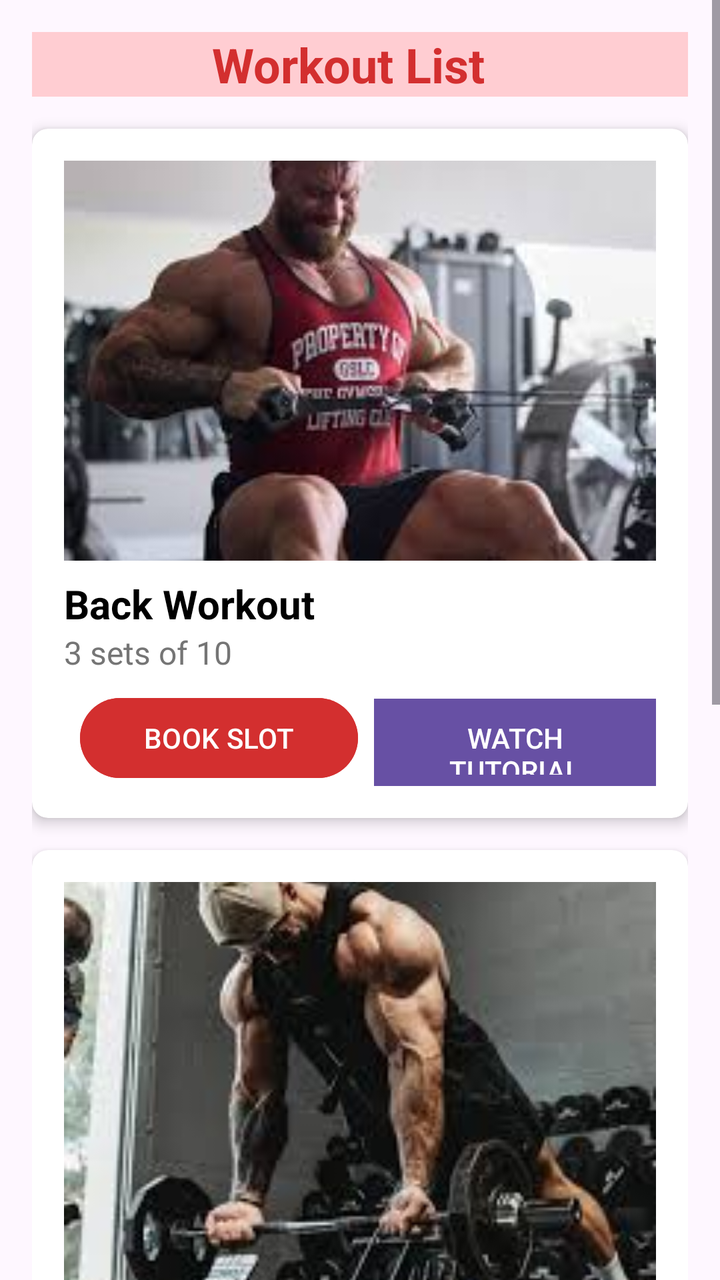
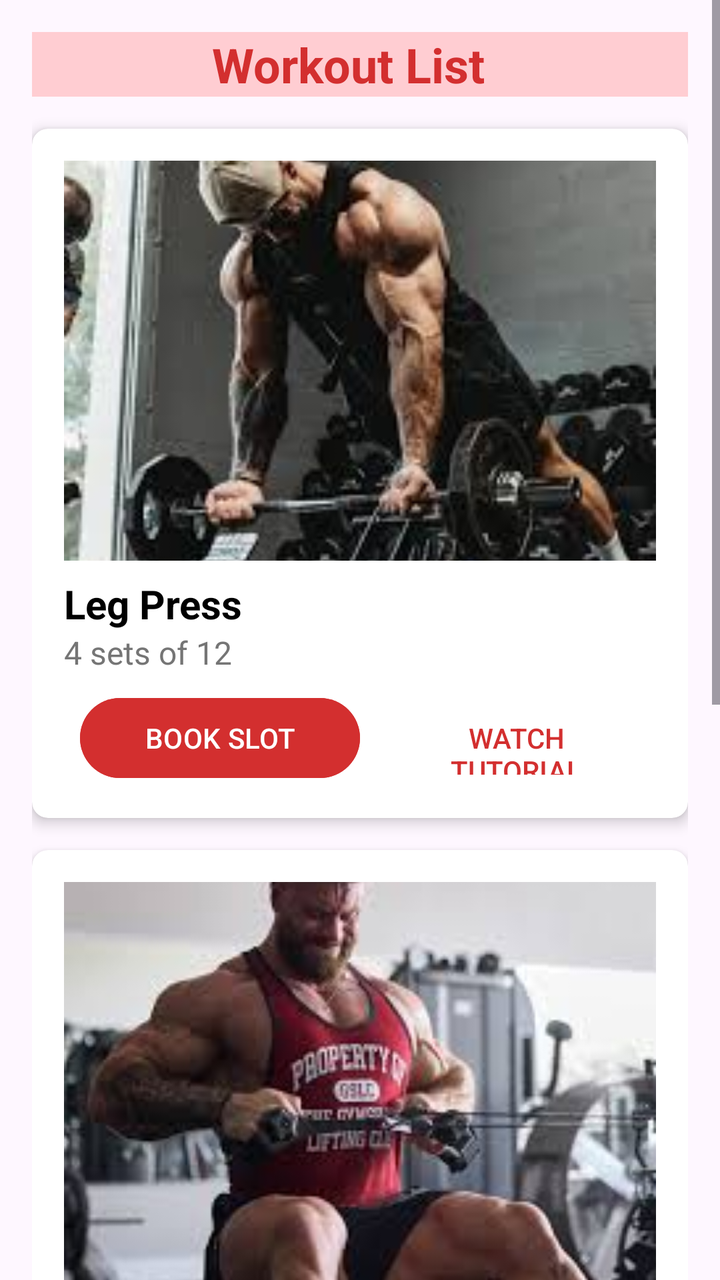

An Android layout rendered at two revisions. The XML below is the earlier revision; the diff shows what the commit changed to produce the second picture.
<!-- AndroidManifest.xml: application theme Theme._21l_5812_A1 -->
<!-- res/layout/activity_workout.xml -->
<?xml version="1.0" encoding="utf-8"?>
<ScrollView xmlns:android="http://schemas.android.com/apk/res/android"
    xmlns:app="http://schemas.android.com/apk/res-auto"
    xmlns:tools="http://schemas.android.com/tools"
    android:id="@+id/main"
    android:layout_width="match_parent"
    android:layout_height="match_parent"
    tools:context=".Workout_Activity">
<LinearLayout
    android:layout_width="match_parent"
    android:layout_height="wrap_content"
    android:orientation="vertical"
    android:padding="16dp">
    <TextView
        android:paddingStart="90dp"
        android:background="@color/light_red"
        android:layout_width="match_parent"
        android:layout_height="wrap_content"
        android:text="Workout List"
        android:textSize="24sp"
        android:textColor="@color/primary_red"
        android:textStyle="bold"
        android:layout_marginBottom="16dp"
        tools:ignore="HardcodedText,RtlSymmetry" />
    <androidx.cardview.widget.CardView
        android:layout_width="match_parent"
        android:layout_height="wrap_content"
        android:layout_marginBottom="16dp"
        app:cardCornerRadius="8dp"
        app:cardElevation="4dp">

        <LinearLayout
            android:layout_width="match_parent"
            android:layout_height="wrap_content"
            android:orientation="vertical"
            android:padding="16dp">

            <ImageView
                android:id="@+id/imgLegPress"
                android:layout_width="match_parent"
                android:layout_height="200dp"
                android:contentDescription="Workout"
                android:scaleType="centerCrop"
                android:src="@drawable/back_workout"
                tools:ignore="HardcodedText" />

            <TextView
                android:id="@+id/txtLegPressName"
                android:layout_width="wrap_content"
                android:layout_height="wrap_content"
                android:layout_marginTop="8dp"
                android:text="Back Workout"
                android:textColor="@color/black"
                android:textSize="20sp"
                android:textStyle="bold"
                tools:ignore="HardcodedText" />

            <TextView
                android:id="@+id/txtLegPressInfo"
                android:layout_width="wrap_content"
                android:layout_height="wrap_content"
                android:layout_marginBottom="8dp"
                android:text="3 sets of 10"
                android:textColor="@color/gray"
                android:textSize="16sp"
                tools:ignore="HardcodedText" />

            <LinearLayout
                style="?android:attr/buttonBarStyle"
                android:layout_width="match_parent"
                android:layout_height="wrap_content"
                android:orientation="horizontal"
                android:weightSum="2">

                <Button
                    android:id="@+id/btnChestBook"
                    style="?android:attr/buttonBarButtonStyle"
                    android:layout_width="0dp"
                    android:layout_height="48dp"
                    android:layout_marginEnd="8dp"
                    android:layout_weight="1"
                    android:backgroundTint="@color/primary_red"
                    android:text="BOOK SLOT"
                    android:textColor="@color/white"
                    android:textSize="14sp"
                    tools:ignore="HardcodedText" />

                <Button
                    android:id="@+id/btnChestTutorial"
                    style="@style/Widget.AppCompat.Button.Borderless"
                    android:layout_width="2dp"
                    android:layout_height="48dp"
                    android:layout_weight="1"
                    android:background="@color/black"
                    android:backgroundTint="@color/white"
                    android:text="WATCH TUTORIAL"
                    android:textColor="@color/white"
                    android:textSize="14sp"
                    tools:ignore="HardcodedText" />

            </LinearLayout>

        </LinearLayout>

    </androidx.cardview.widget.CardView>


    <androidx.cardview.widget.CardView
        android:layout_width="match_parent"
        android:layout_height="wrap_content"
        android:layout_marginBottom="16dp"
        app:cardCornerRadius="8dp"
        app:cardElevation="4dp">

        <LinearLayout
            android:layout_width="match_parent"
            android:layout_height="wrap_content"
            android:orientation="vertical"
            android:padding="16dp">

            <ImageView
                android:contentDescription="Workout"
                android:id="@+id/bicep"
                android:layout_width="match_parent"
                android:layout_height="200dp"
                android:scaleType="centerCrop"
                android:src="@drawable/biceps_workout"
                tools:ignore="HardcodedText" />

            <TextView
                android:id="@+id/txtbicep"
                android:layout_width="wrap_content"
                android:layout_height="wrap_content"
                android:text="Biceps Workout"
                android:textSize="20sp"
                android:textColor="@color/black"
                android:textStyle="bold"
                android:layout_marginTop="8dp"
                tools:ignore="HardcodedText" />

            <TextView
                android:id="@+id/txtbicepinfo"
                android:layout_width="wrap_content"
                android:layout_height="wrap_content"
                android:text="3 sets of 10"
                android:textSize="16sp"
                android:textColor="@color/gray"
                android:layout_marginBottom="8dp"
                tools:ignore="HardcodedText" />

            <LinearLayout
                style="?android:attr/buttonBarStyle"
                android:layout_width="match_parent"
                android:layout_height="wrap_content"
                android:orientation="horizontal"
                android:weightSum="2">

                <Button
                    android:id="@+id/btnbicep"
                    style="?android:attr/buttonBarButtonStyle"
                    android:layout_width="0dp"
                    android:layout_height="48dp"
                    android:layout_weight="1"
                    android:layout_marginEnd="8dp"
                    android:text="BOOK SLOT"
                    android:backgroundTint="@color/primary_red"
                    android:textColor="@color/white"
                    android:textSize="14sp"
                    tools:ignore="HardcodedText" />

                <Button
                    android:id="@+id/btnbicep_tut"
                    android:layout_width="2dp"
                    android:layout_height="48dp"
                    android:layout_weight="1"
                    android:text="WATCH TUTORIAL"
                    android:backgroundTint="@color/white"
                    android:textColor="@color/white"
                    android:textSize="14sp"
                    style="@style/Widget.AppCompat.Button.Borderless"
                    android:background="@color/black"
                    tools:ignore="HardcodedText" />

            </LinearLayout>

        </LinearLayout>

    </androidx.cardview.widget.CardView>
    <androidx.cardview.widget.CardView
        android:layout_width="match_parent"
        android:layout_height="wrap_content"
        android:layout_marginBottom="16dp"
        app:cardCornerRadius="8dp"
        app:cardElevation="4dp">

        <LinearLayout
            android:layout_width="match_parent"
            android:layout_height="wrap_content"
            android:orientation="vertical"
            android:padding="16dp">

            <ImageView
                android:contentDescription="Workout"
                android:id="@+id/Arms_workout"
                android:layout_width="match_parent"
                android:layout_height="200dp"
                android:scaleType="centerCrop"
                android:src="@drawable/biceps_workout"
                tools:ignore="HardcodedText" />

            <TextView
                android:id="@+id/txtArms_Workout"
                android:layout_width="wrap_content"
                android:layout_height="wrap_content"
                android:text="Arms Workout"
                android:textSize="20sp"
                android:textColor="@color/black"
                android:textStyle="bold"
                android:layout_marginTop="8dp"
                tools:ignore="HardcodedText" />

            <TextView
                android:id="@+id/txtArms_info"
                android:layout_width="wrap_content"
                android:layout_height="wrap_content"
                android:text="5 sets of 10"
                android:textSize="16sp"
                android:textColor="@color/gray"
                android:layout_marginBottom="8dp"
                tools:ignore="HardcodedText" />

            <LinearLayout
                style="?android:attr/buttonBarStyle"
                android:layout_width="match_parent"
                android:layout_height="wrap_content"
                android:orientation="horizontal"
                android:weightSum="2">

                <Button
                    android:id="@+id/btnArmsBook"
                    style="?android:attr/buttonBarButtonStyle"
                    android:layout_width="0dp"
                    android:layout_height="48dp"
                    android:layout_weight="1"
                    android:layout_marginEnd="8dp"
                    android:text="BOOK SLOT"
                    android:backgroundTint="@color/primary_red"
                    android:textColor="@color/white"
                    android:textSize="14sp"
                    tools:ignore="HardcodedText" />

                <Button
                    android:id="@+id/btnArmsTutorial"
                    android:layout_width="2dp"
                    android:layout_height="48dp"
                    android:layout_weight="1"
                    android:text="WATCH TUTORIAL"
                    android:backgroundTint="@color/white"
                    android:textColor="@color/white"
                    android:textSize="14sp"
                    style="@style/Widget.AppCompat.Button.Borderless"
                    android:background="@color/black"
                    tools:ignore="HardcodedText" />

            </LinearLayout>

        </LinearLayout>

    </androidx.cardview.widget.CardView>


</LinearLayout>
</ScrollView>
<!-- resources referenced by this layout -->
<resources>
  <color name="black">#000000</color>
  <color name="gray">#757575</color>
  <color name="light_red">#FFCDD2</color>
  <color name="primary_red">#D32F2F</color>
  <color name="white">#FFFFFF</color>
  <!-- drawable back_workout: jpg bitmap (drawable, 8445 bytes) -->
  <!-- drawable biceps_workout: jpg bitmap (drawable, 9092 bytes) -->
  <style name="Theme._21l_5812_A1" parent="Base.Theme._21l_5812_A1" />
  <style name="Base.Theme._21l_5812_A1" parent="Theme.Material3.DayNight.NoActionBar">
          
          
      </style>
</resources>

<!-- the commit's change to res/layout/activity_workout.xml (unified diff, before → after) -->
@@ -41,7 +41,7 @@
                 android:layout_height="200dp"
                 android:contentDescription="Workout"
                 android:scaleType="centerCrop"
-                android:src="@drawable/back_workout"
+                android:src="@drawable/biceps_workout"
                 tools:ignore="HardcodedText" />
 
             <TextView
@@ -49,7 +49,7 @@
                 android:layout_width="wrap_content"
                 android:layout_height="wrap_content"
                 android:layout_marginTop="8dp"
-                android:text="Back Workout"
+                android:text="Leg Press"
                 android:textColor="@color/black"
                 android:textSize="20sp"
                 android:textStyle="bold"
@@ -60,7 +60,7 @@
                 android:layout_width="wrap_content"
                 android:layout_height="wrap_content"
                 android:layout_marginBottom="8dp"
-                android:text="3 sets of 10"
+                android:text="4 sets of 12"
                 android:textColor="@color/gray"
                 android:textSize="16sp"
                 tools:ignore="HardcodedText" />
@@ -73,7 +73,7 @@
                 android:weightSum="2">
 
                 <Button
-                    android:id="@+id/btnChestBook"
+                    android:id="@+id/btnLegPressBook"
                     style="?android:attr/buttonBarButtonStyle"
                     android:layout_width="0dp"
                     android:layout_height="48dp"
@@ -86,15 +86,13 @@
                     tools:ignore="HardcodedText" />
 
                 <Button
-                    android:id="@+id/btnChestTutorial"
+                    android:id="@+id/btnLegPressTutorial"
                     style="@style/Widget.AppCompat.Button.Borderless"
-                    android:layout_width="2dp"
-                    android:layout_height="48dp"
-                    android:layout_weight="1"
-                    android:background="@color/black"
-                    android:backgroundTint="@color/white"
+                    android:layout_width="0dp"
+                    android:layout_height="48dp"
+                    android:layout_weight="1"
                     android:text="WATCH TUTORIAL"
-                    android:textColor="@color/white"
+                    android:textColor="@color/primary_red"
                     android:textSize="14sp"
                     tools:ignore="HardcodedText" />
 
@@ -120,18 +118,18 @@
 
             <ImageView
                 android:contentDescription="Workout"
-                android:id="@+id/bicep"
+                android:id="@+id/imgLatPulldown"
                 android:layout_width="match_parent"
                 android:layout_height="200dp"
                 android:scaleType="centerCrop"
-                android:src="@drawable/biceps_workout"
-                tools:ignore="HardcodedText" />
-
-            <TextView
-                android:id="@+id/txtbicep"
-                android:layout_width="wrap_content"
-                android:layout_height="wrap_content"
-                android:text="Biceps Workout"
+                android:src="@drawable/back_workout"
+                tools:ignore="HardcodedText" />
+
+            <TextView
+                android:id="@+id/txtLatPulldownName"
+                android:layout_width="wrap_content"
+                android:layout_height="wrap_content"
+                android:text="Lat Pulldown"
                 android:textSize="20sp"
                 android:textColor="@color/black"
                 android:textStyle="bold"
@@ -139,7 +137,7 @@
                 tools:ignore="HardcodedText" />
 
             <TextView
-                android:id="@+id/txtbicepinfo"
+                android:id="@+id/txtLatPulldownInfo"
                 android:layout_width="wrap_content"
                 android:layout_height="wrap_content"
                 android:text="3 sets of 10"
@@ -156,7 +154,7 @@
                 android:weightSum="2">
 
                 <Button
-                    android:id="@+id/btnbicep"
+                    android:id="@+id/btnLatPulldownBook"
                     style="?android:attr/buttonBarButtonStyle"
                     android:layout_width="0dp"
                     android:layout_height="48dp"
@@ -169,16 +167,14 @@
                     tools:ignore="HardcodedText" />
 
                 <Button
-                    android:id="@+id/btnbicep_tut"
-                    android:layout_width="2dp"
+                    android:id="@+id/btnLatPulldownTutorial"
+                    android:layout_width="0dp"
                     android:layout_height="48dp"
                     android:layout_weight="1"
                     android:text="WATCH TUTORIAL"
-                    android:backgroundTint="@color/white"
-                    android:textColor="@color/white"
+                    android:textColor="@color/primary_red"
                     android:textSize="14sp"
                     style="@style/Widget.AppCompat.Button.Borderless"
-                    android:background="@color/black"
                     tools:ignore="HardcodedText" />
 
             </LinearLayout>
@@ -201,7 +197,7 @@
 
             <ImageView
                 android:contentDescription="Workout"
-                android:id="@+id/Arms_workout"
+                android:id="@+id/imgChestPress"
                 android:layout_width="match_parent"
                 android:layout_height="200dp"
                 android:scaleType="centerCrop"
@@ -209,10 +205,10 @@
                 tools:ignore="HardcodedText" />
 
             <TextView
-                android:id="@+id/txtArms_Workout"
-                android:layout_width="wrap_content"
-                android:layout_height="wrap_content"
-                android:text="Arms Workout"
+                android:id="@+id/txtChestPressName"
+                android:layout_width="wrap_content"
+                android:layout_height="wrap_content"
+                android:text="Chest Press"
                 android:textSize="20sp"
                 android:textColor="@color/black"
                 android:textStyle="bold"
@@ -220,10 +216,10 @@
                 tools:ignore="HardcodedText" />
 
             <TextView
-                android:id="@+id/txtArms_info"
-                android:layout_width="wrap_content"
-                android:layout_height="wrap_content"
-                android:text="5 sets of 10"
+                android:id="@+id/txtChestPressInfo"
+                android:layout_width="wrap_content"
+                android:layout_height="wrap_content"
+                android:text="3 sets of 12"
                 android:textSize="16sp"
                 android:textColor="@color/gray"
                 android:layout_marginBottom="8dp"
@@ -237,7 +233,7 @@
                 android:weightSum="2">
 
                 <Button
-                    android:id="@+id/btnArmsBook"
+                    android:id="@+id/btnChestPressBook"
                     style="?android:attr/buttonBarButtonStyle"
                     android:layout_width="0dp"
                     android:layout_height="48dp"
@@ -250,17 +246,14 @@
                     tools:ignore="HardcodedText" />
 
                 <Button
-                    android:id="@+id/btnArmsTutorial"
-                    android:layout_width="2dp"
+                    android:id="@+id/btnChestPressTutorial"
+                    android:layout_width="0dp"
                     android:layout_height="48dp"
                     android:layout_weight="1"
                     android:text="WATCH TUTORIAL"
-                    android:backgroundTint="@color/white"
-                    android:textColor="@color/white"
-                    android:textSize="14sp"
-                    style="@style/Widget.AppCompat.Button.Borderless"
-                    android:background="@color/black"
-                    tools:ignore="HardcodedText" />
+                    android:background="@color/primary_red"
+                    android:textSize="14sp"
+                    tools:ignore="ButtonStyle,HardcodedText" />
 
             </LinearLayout>
 
